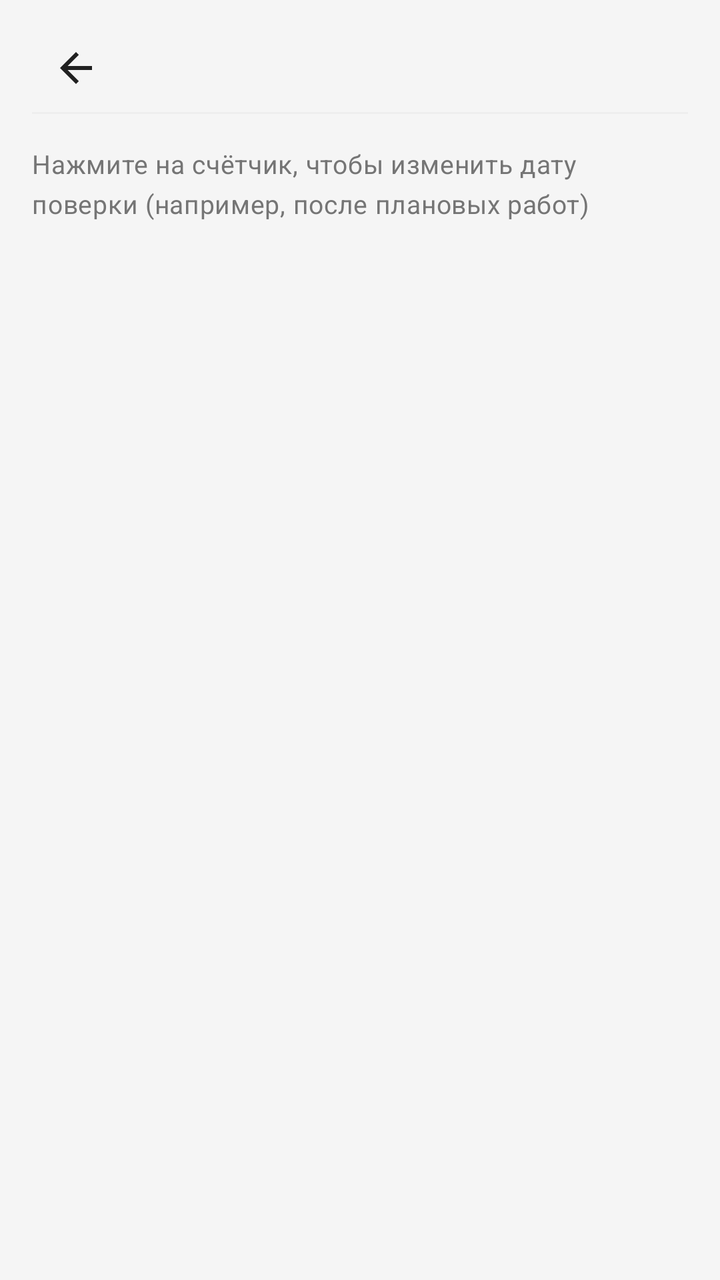
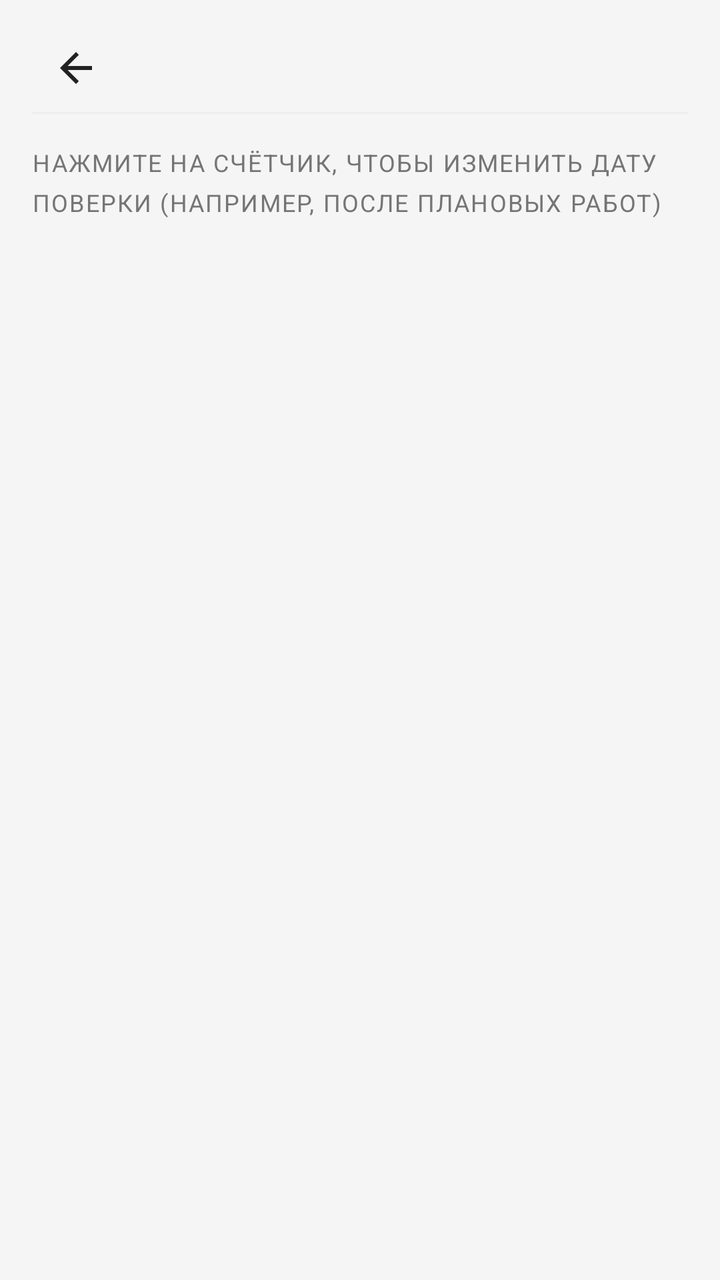

Screens rendered from an Android XML layout before and after an edit, with the pre-edit source and the edit as a unified diff.
<!-- AndroidManifest.xml: application theme Theme.MyBudget -->
<!-- res/layout/activity_meter_verification.xml -->
<?xml version="1.0" encoding="utf-8"?>
<LinearLayout xmlns:android="http://schemas.android.com/apk/res/android" xmlns:app="http://schemas.android.com/apk/res-auto"
    android:orientation="vertical"
    android:background="@color/background_light"
    android:paddingLeft="@dimen/space_16"
    android:paddingTop="@dimen/space_12"
    android:paddingRight="@dimen/space_16"
    android:paddingBottom="@dimen/space_16"
    android:layout_width="match_parent"
    android:layout_height="match_parent"
    android:paddingHorizontal="@dimen/space_16">
    <include
        android:layout_width="match_parent"
        android:layout_height="wrap_content"
        android:layout_marginBottom="@dimen/space_8"
        layout="@layout/include_screen_header"/>
    <TextView
        android:textSize="13sp"
        android:layout_width="match_parent"
        android:layout_height="wrap_content"
        android:layout_marginBottom="@dimen/space_12"
        android:text="@string/meter_verification_subtitle"
        style="@style/Text.MyBudget.Subtitle"/>
    <androidx.recyclerview.widget.RecyclerView
        android:id="@+id/verificationRecyclerView"
        android:layout_width="match_parent"
        android:layout_height="0dp"
        android:layout_weight="1"/>
    <TextView
        android:gravity="center"
        android:id="@+id/verificationEmptyText"
        android:padding="@dimen/space_24"
        android:visibility="gone"
        android:layout_width="match_parent"
        android:layout_height="wrap_content"
        android:text="@string/meter_verification_empty"
        style="@style/Text.MyBudget.Subtitle"/>
</LinearLayout>
<!-- res/layout/include_screen_header.xml (included above) -->
<?xml version="1.0" encoding="utf-8"?>
<LinearLayout xmlns:android="http://schemas.android.com/apk/res/android"
    android:layout_width="match_parent"
    android:layout_height="wrap_content"
    android:orientation="vertical">

    <include layout="@layout/include_compact_toolbar" />

    <View
        android:layout_width="match_parent"
        android:layout_height="1dp"
        android:layout_marginBottom="@dimen/space_8"
        android:background="@color/border_light" />
</LinearLayout>
<!-- res/layout/include_compact_toolbar.xml (included above) -->
<?xml version="1.0" encoding="utf-8"?>
<LinearLayout xmlns:android="http://schemas.android.com/apk/res/android" xmlns:app="http://schemas.android.com/apk/res-auto"
    android:gravity="center_vertical"
    android:orientation="horizontal"
    android:id="@+id/screenHeaderRoot"
    android:layout_width="match_parent"
    android:layout_height="wrap_content"
    android:minHeight="@dimen/touch_min_size">
    <ImageButton
        android:id="@+id/screenHeaderBack"
        android:background="?attr/selectableItemBackgroundBorderless"
        android:padding="@dimen/space_8"
        android:layout_width="@dimen/touch_min_size"
        android:layout_height="@dimen/touch_min_size"
        android:src="@drawable/ic_arrow_back"
        android:scaleType="centerInside"
        android:contentDescription="@string/nav_back"
        app:tint="@color/text_primary"/>
    <TextView
        android:textSize="18sp"
        android:id="@+id/screenHeaderEmoji"
        android:visibility="gone"
        android:layout_width="wrap_content"
        android:layout_height="wrap_content"
        android:layout_marginStart="@dimen/space_2"/>
    <TextView
        android:textSize="20sp"
        android:ellipsize="end"
        android:id="@+id/screenHeaderTitle"
        android:layout_width="0dp"
        android:layout_height="wrap_content"
        android:maxLines="1"
        android:layout_weight="1"
        android:layout_marginStart="@dimen/space_4"
        style="@style/Text.MyBudget.Title"/>
    <ImageButton
        android:id="@+id/screenHeaderAction"
        android:background="?attr/selectableItemBackgroundBorderless"
        android:padding="@dimen/space_8"
        android:visibility="gone"
        android:layout_width="@dimen/touch_min_size"
        android:layout_height="@dimen/touch_min_size"
        android:src="@android:drawable/ic_menu_more"
        android:contentDescription="@string/transactions_more_menu"
        app:tint="@color/text_secondary"/>
    <ImageButton
        android:id="@+id/screenHeaderActionSecondary"
        android:background="?attr/selectableItemBackgroundBorderless"
        android:padding="@dimen/space_8"
        android:visibility="gone"
        android:layout_width="@dimen/touch_min_size"
        android:layout_height="@dimen/touch_min_size"
        android:src="@android:drawable/ic_menu_search"
        android:contentDescription="@string/transactions_search_submit"
        app:tint="@color/budget_blue"/>
</LinearLayout>
<!-- resources referenced by this layout -->
<resources>
  <color name="background_light">#f5f5f5</color>
  <color name="border_light">#eeeeee</color>
  <color name="budget_blue">#2196f3</color>
  <color name="text_primary">#212121</color>
  <color name="text_secondary">#757575</color>
  <dimen name="space_12">12dp</dimen>
  <dimen name="space_16">16dp</dimen>
  <dimen name="space_2">2dp</dimen>
  <dimen name="space_24">24dp</dimen>
  <dimen name="space_4">4dp</dimen>
  <dimen name="space_8">8dp</dimen>
  <dimen name="touch_min_size">44dp</dimen>
  <!-- drawable ic_arrow_back (drawable) -->
  <?xml version="1.0" encoding="utf-8"?>
  <vector xmlns:android="http://schemas.android.com/apk/res/android"
      android:height="24dp"
      android:width="24dp"
      android:viewportWidth="24"
      android:viewportHeight="24">
      <path
          android:fillColor="@color/text_primary"
          android:pathData="M20,11H7.83l5.59,-5.59L12,4l-8,8 8,8 1.41,-1.41L7.83,13H20v-2z"/>
  </vector>
  <string name="meter_verification_empty">Нет счётчиков. Добавьте на экране «Счётчики» или импортируйте Excel.</string>
  <string name="meter_verification_subtitle">Нажмите на счётчик, чтобы изменить дату поверки (например, после плановых работ)</string>
  <string name="nav_back">Назад</string>
  <string name="transactions_more_menu">Дополнительно</string>
  <string name="transactions_search_submit">Искать</string>
  <style name="Text.MyBudget.Subtitle" parent="@style/Text.MyBudget">
      <item name="android:textSize">12sp</item>
      <item name="android:textColor">@color/text_secondary</item>
    </style>
  <style name="Text.MyBudget.Title" parent="@style/Text.MyBudget">
      <item name="android:textSize">18sp</item>
      <item name="android:textStyle">bold</item>
      <item name="android:textColor">@color/text_primary</item>
    </style>
  <style name="Theme.MyBudget" parent="@style/Base.Theme.MyBudget" />
  <style name="Text.MyBudget" parent="@style/TextAppearance.Material3.BodyMedium" />
  <style name="Base.Theme.MyBudget" parent="@style/Theme.Material3.DayNight.NoActionBar">
      <item name="android:colorBackground">@color/background_light</item>
      <item name="colorOnPrimary">@color/md_theme_onPrimary</item>
      <item name="colorOnSurface">@color/md_theme_onSurface</item>
      <item name="colorOutline">@color/md_theme_outline</item>
      <item name="colorPrimary">@color/md_theme_primary</item>
      <item name="colorSurface">@color/md_theme_surface</item>
      <item name="colorSurfaceVariant">@color/md_theme_surfaceVariant</item>
    </style>
  <color name="md_theme_onPrimary">#ffffff</color>
  <color name="md_theme_onSurface">#1d1b20</color>
  <color name="md_theme_outline">#79747e</color>
  <color name="md_theme_primary">#6750a4</color>
  <color name="md_theme_surface">#ffffff</color>
  <color name="md_theme_surfaceVariant">#e7e0ec</color>
</resources>

<!-- the commit's change to res/layout/activity_meter_verification.xml (unified diff, before → after) -->
@@ -15,12 +15,11 @@
         android:layout_marginBottom="@dimen/space_8"
         layout="@layout/include_screen_header"/>
     <TextView
-        android:textSize="13sp"
         android:layout_width="match_parent"
         android:layout_height="wrap_content"
         android:layout_marginBottom="@dimen/space_12"
         android:text="@string/meter_verification_subtitle"
-        style="@style/Text.MyBudget.Subtitle"/>
+        style="@style/Text.MyBudget.SectionLabel"/>
     <androidx.recyclerview.widget.RecyclerView
         android:id="@+id/verificationRecyclerView"
         android:layout_width="match_parent"
<!-- resource entries referenced after the edit -->
@@ -28,6 +28,12 @@
   <string name="nav_back">Назад</string>
   <string name="transactions_more_menu">Дополнительно</string>
   <string name="transactions_search_submit">Искать</string>
+  <style name="Text.MyBudget.SectionLabel" parent="@style/Text.MyBudget">
+      <item name="android:textSize">12sp</item>
+      <item name="android:textColor">@color/text_secondary</item>
+      <item name="android:textAllCaps">true</item>
+      <item name="android:letterSpacing">0.06</item>
+    </style>
   <style name="Text.MyBudget.Subtitle" parent="@style/Text.MyBudget">
       <item name="android:textSize">12sp</item>
       <item name="android:textColor">@color/text_secondary</item>
